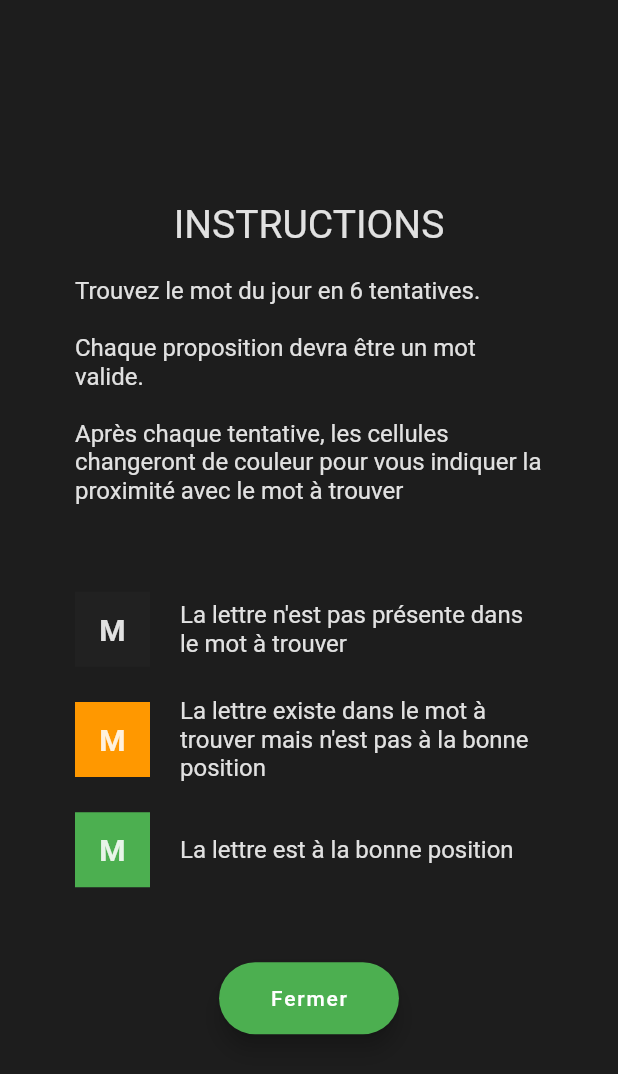
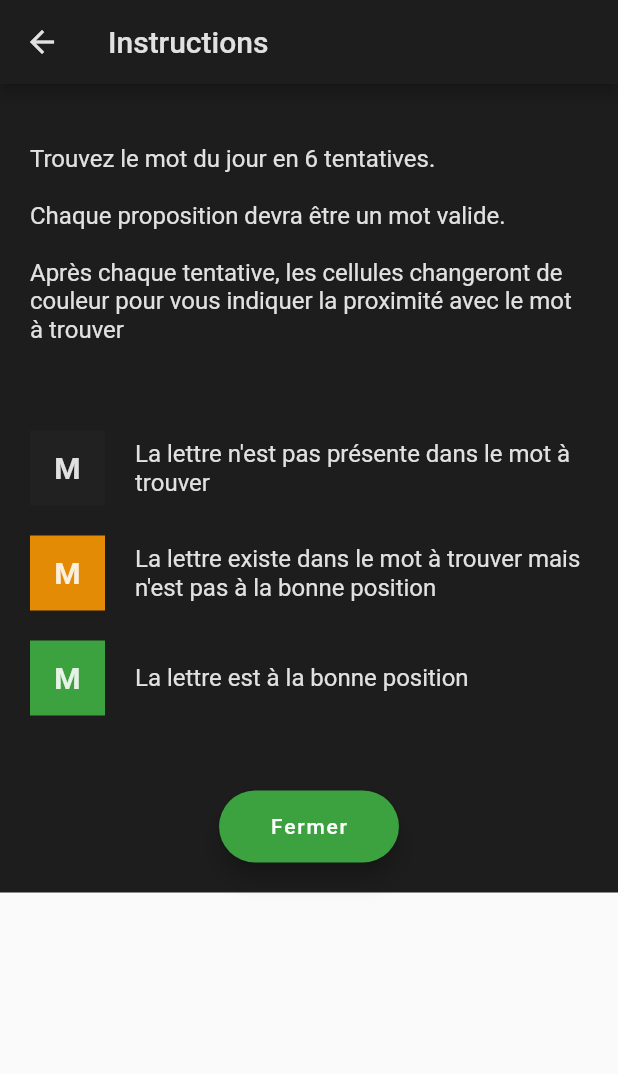
Before and after one commit to lwih/motamot, a Flutter app: the DailyInstructions screen opened directly with empty values, on a phone screen of 412 x 824 dp. Shown: the top 1074 px of the screen. Run offline on Flutter 3.47's test engine with Material 2 defaults, Android fonts, the phone set to English and light mode, and no system bars; our stand-ins replace sqflite; accounts and stored records are empty; statements that could not run were skipped.

Commit message:
android + different screen sizes fixes

```diff
--- a/flutter_application_1/lib/daily/daily_instructions.dart
+++ b/flutter_application_1/lib/daily/daily_instructions.dart
@@ -10,24 +10,42 @@ class DailyInstructions extends StatelessWidget {
 
   @override
   Widget build(BuildContext context) {
-    return Container(
+    return Scaffold(
+      appBar: AppBar(
+        backgroundColor: CustomColors.backgroundColor,
+        leading: InkWell(
+          onTap: onClose,
+          child: const Icon(
+            Icons.arrow_back,
+            color: CustomColors.white,
+          ),
+        ),
+        title: const Text(
+          'Instructions',
+          style: TextStyle(
+            color: CustomColors.white,
+          ),
+        ),
+      ),
+      body: Container(
         // alignment: Alignment.bottomCenter,
         color: CustomColors.backgroundColor,
-      padding: const EdgeInsets.all(50),
+        padding: const EdgeInsets.all(20),
+        child: SingleChildScrollView(
           child: Center(
             child: Column(
               mainAxisAlignment: MainAxisAlignment.center,
               mainAxisSize: MainAxisSize.min,
               crossAxisAlignment: CrossAxisAlignment.center,
               children: [
-            const Text(
-              'INSTRUCTIONS',
-              style: TextStyle(
-                fontSize: 26,
-                color: CustomColors.white,
-                decoration: TextDecoration.none,
-              ),
-            ),
+                // const Text(
+                //   'INSTRUCTIONS',
+                //   style: TextStyle(
+                //     fontSize: 26,
+                //     color: CustomColors.white,
+                //     decoration: TextDecoration.none,
+                //   ),
+                // ),
                 const Padding(
                   padding: EdgeInsets.only(top: 20),
                   child: Text(
@@ -158,6 +176,8 @@ Après chaque tentative, les cellules changeront de couleur pour vous indiquer l
               ],
             ),
           ),
+        ),
+      ),
     );
   }
 }
--- a/flutter_application_1/lib/gameplay/gameplay_manager.dart
+++ b/flutter_application_1/lib/gameplay/gameplay_manager.dart
@@ -237,7 +237,7 @@ class _GameplayManagerState extends State<GameplayManager>
         // ),
         Container(
           margin: const EdgeInsets.only(
-            bottom: 50,
+            bottom: 10,
           ),
           child: Center(
             child: Keyboard(
--- a/flutter_application_1/lib/gameplay/keyboard/keyboard.dart
+++ b/flutter_application_1/lib/gameplay/keyboard/keyboard.dart
@@ -56,7 +56,9 @@ class Keyboard extends StatelessWidget {
                           padding: const EdgeInsets.all(1),
                           child: Container(
                             color: CustomColors.lighterBackgroundColor,
-                            width: 68,
+                            width:
+                                ((MediaQuery.of(context).size.width / 10) - 2) *
+                                    2,
                             height: 58,
                             child: IconButton(
                               splashRadius: 22,
@@ -78,7 +80,7 @@ class Keyboard extends StatelessWidget {
                         flex: 0,
                         child: Container(
                           padding: const EdgeInsets.all(1),
-                          width: 35,
+                          width: (MediaQuery.of(context).size.width / 10) - 2,
                           height: 60,
                           child: Keystroke(
                             background: getKeyColor(key),
--- a/flutter_application_1/lib/sprint/sprint.dart
+++ b/flutter_application_1/lib/sprint/sprint.dart
@@ -362,7 +362,10 @@ class _SprintWordRouteState extends State<SprintWordRoute>
                             ),
                     ),
                     Container(
-                      margin: const EdgeInsets.only(top: 50),
+                      margin: EdgeInsets.only(
+                        top: 0,
+                        // top: MediaQuery.of(context).size.height / 20,
+                      ),
                       height: 50,
                       child: Row(
                         mainAxisAlignment: MainAxisAlignment.spaceAround,
--- a/flutter_application_1/lib/ui/button/card_button.dart
+++ b/flutter_application_1/lib/ui/button/card_button.dart
@@ -96,7 +96,7 @@ class CardButton extends StatelessWidget {
                             iconSize: 35,
                             onPressed: onShare,
                           )
-                        : !disabled!
+                        : (disabled != null && !disabled!)
                             ? IconButton(
                                 icon: const Icon(Icons.play_circle_outline),
                                 color: CustomColors.rightPosition,
--- a/flutter_application_1/lib/ui/design.dart
+++ b/flutter_application_1/lib/ui/design.dart
@@ -9,7 +9,8 @@ class CustomColors {
 
   static const Color failed = Colors.red;
   static const Color notInWord = Color.fromRGBO(33, 33, 33, 1);
-  static const Color rightPosition = Colors.green; // maybe 6ae792 ?
-  static const Color wrongPosition = Colors.orange;
+  static const Color rightPosition =
+      Color.fromARGB(255, 60, 161, 63); // maybe 6ae792 ?
+  static const Color wrongPosition = Color.fromARGB(255, 228, 139, 5);
   static const Color hintText = Color.fromARGB(255, 110, 110, 110);
 }
```
Also changed, not shown: flutter_application_1/lib/main.dart (+9 -0 lines), flutter_application_1/lib/sprint/sprint_instructions.dart (+22 -10 lines), flutter_application_1/pubspec.lock, 1 other file. Lines whose indentation alone changed are shown as unchanged.
